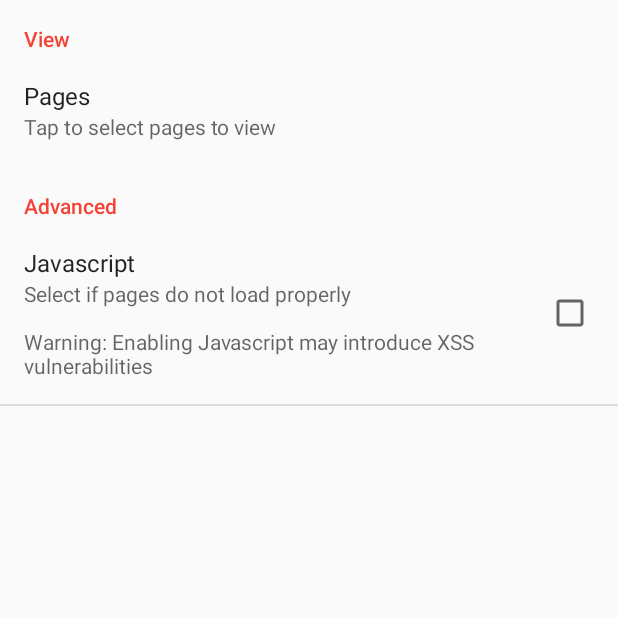
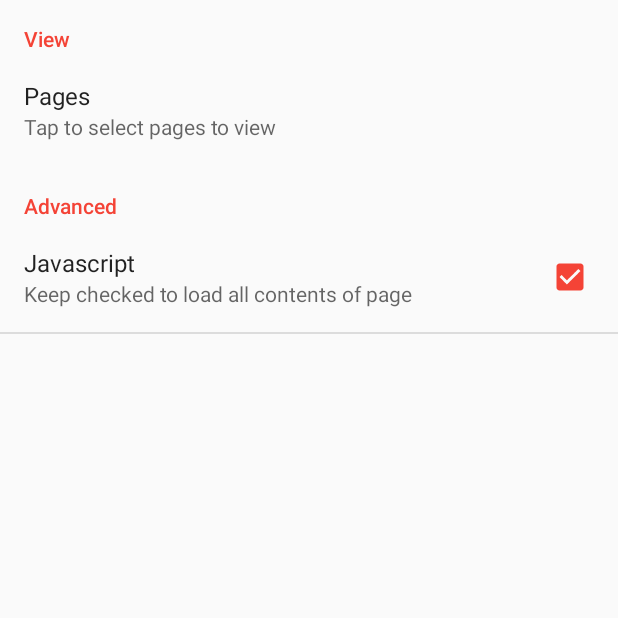
Before and after one commit to kienme/Wanderer, an Android app: the screen it shows after launch (PrefsActivity), in the options menu, after a tap on "Settings", on a phone screen of 412 x 824 dp, the top half of it. Run offline under Robolectric (Android 15) with nearby library versions, the phone set to English and light mode, and no system bars.

Commit message:
Replace share intent with ShareActionProvider

```diff
--- a/app/src/main/java/rustybus/wanderer/WebViewActivity.java
+++ b/app/src/main/java/rustybus/wanderer/WebViewActivity.java
@@ -2,11 +2,13 @@ package rustybus.wanderer;
 
 import android.content.Intent;
 import android.graphics.Bitmap;
-import android.graphics.Color;
 import android.os.Bundle;
 import android.support.v4.app.NavUtils;
+import android.support.v4.view.MenuItemCompat;
 import android.support.v7.app.ActionBarActivity;
+import android.support.v7.widget.ShareActionProvider;
 import android.support.v7.widget.Toolbar;
+import android.util.Log;
 import android.view.Menu;
 import android.view.MenuItem;
 import android.view.View;
@@ -15,6 +17,7 @@ import android.webkit.WebView;
 import android.webkit.WebViewClient;
 import android.widget.ImageButton;
 import android.widget.ProgressBar;
+import android.widget.Toast;
 
 import java.util.Random;
 
@@ -28,6 +31,9 @@ public class WebViewActivity extends ActionBarActivity {
     WebView webView;
     ImageButton floatButton;
     String url="http://www.google.com";
+
+    ShareActionProvider shareActionProvider;
+
 
     Random random;
 
@@ -52,9 +58,17 @@ public class WebViewActivity extends ActionBarActivity {
 
     @Override
     public void onBackPressed() {
-        super.onBackPressed();
 
         //Go back in history
+        if(webView.canGoBack()) {
+            webView.goBack();
+            toolbar.setTitle(getResources().getString(R.string.app_name));
+        }
+
+        else {
+            webView.clearHistory();
+            super.onBackPressed();
+        }
     }
 
     private void initialise() {
@@ -81,7 +95,6 @@ public class WebViewActivity extends ActionBarActivity {
 
         webView.setWebViewClient(new MyWebViewClient());
         webView.setWebChromeClient(new MyWebChromeClient());
-
     }
 
     private void setUrl(boolean reload) {
@@ -171,6 +184,9 @@ public class WebViewActivity extends ActionBarActivity {
         public void onProgressChanged(WebView view, int newProgress) {
             super.onProgressChanged(view, newProgress);
             progressBar.setProgress(newProgress);
+
+            if(shareActionProvider!=null)
+                shareActionProvider.setShareIntent(getShareIntent());
         }
     }
 
@@ -184,7 +200,11 @@ public class WebViewActivity extends ActionBarActivity {
     @Override
     public boolean onCreateOptionsMenu(Menu menu) {
         getMenuInflater().inflate(R.menu.menu_web_view, menu);
-        return true;
+        MenuItem item=menu.findItem(R.id.share);
+        shareActionProvider= (ShareActionProvider) MenuItemCompat.getActionProvider(item);
+        shareActionProvider.setShareIntent(getShareIntent());
+        //return true;
+        return super.onCreateOptionsMenu(menu);
     }
 
     @Override
@@ -192,19 +212,44 @@ public class WebViewActivity extends ActionBarActivity {
         int id = item.getItemId();
 
         switch(id) {
-            case R.id.share:
+            /*case R.id.share:
+
+                //shareActionProvider.setShareIntent(getShareIntent());
+                Log.i("fast cars in the city", "SHARE BUTTON PRESSED!!!");
 
                 Intent shareIntent=new Intent(android.content.Intent.ACTION_SEND);
                 shareIntent.setType("text/plain");
                 shareIntent.putExtra(android.content.Intent.EXTRA_SUBJECT, "Discovery!");
                 String shareMessage = "I found this on Web Wanderer: " + webView.getUrl();
                 shareIntent.putExtra(android.content.Intent.EXTRA_TEXT, shareMessage);
-                startActivity(Intent.createChooser(shareIntent, "Share link via"));
+                //startActivity(Intent.createChooser(shareIntent, "Share link via"));
+
+                shareActionProvider.setShareIntent(shareIntent);
+
+                break;*/
 
             case android.R.id.home:
+
+                webView.clearHistory();
                 NavUtils.navigateUpFromSameTask(this);
+
+                break;
         }
 
         return super.onOptionsItemSelected(item);
     }
+
+    private Intent getShareIntent() {
+        Intent intent = new Intent(Intent.ACTION_SEND);
+        intent.setType("text/plain");
+        intent.putExtra(Intent.EXTRA_SUBJECT, "Discovery!");
+
+        String message;
+        if(webView.getUrl()!=null)
+            message = "I found this on Wanderer: " + webView.getUrl();
+        else
+            message = "Find more using Web Wanderer app";
+        intent.putExtra(Intent.EXTRA_TEXT, message);
+        return intent;
+    }
 }
--- a/app/src/main/res/menu/menu_web_view.xml
+++ b/app/src/main/res/menu/menu_web_view.xml
@@ -7,6 +7,7 @@
     <item android:id="@+id/share"
         android:title="Share"
         android:orderInCategory="100"
-        app:showAsAction="never" />
+        app:showAsAction="ifRoom"
+        app:actionProviderClass="android.support.v7.widget.ShareActionProvider"/>
 
 </menu>
--- a/app/src/main/res/values/strings.xml
+++ b/app/src/main/res/values/strings.xml
@@ -29,6 +29,8 @@
         <item>0</item>
         <item>1</item>
         <item>2</item>
+        <item>3</item>
+        <item>4</item>
         <item>5</item>
         <item>6</item>
     </string-array>
--- a/app/src/main/res/xml/prefs_screen.xml
+++ b/app/src/main/res/xml/prefs_screen.xml
@@ -22,8 +22,8 @@
         <CheckBoxPreference
             android:title="Javascript"
             android:key="Javascript"
-            android:summary="Select if pages do not load properly\n\nWarning: Enabling Javascript may introduce XSS vulnerabilities"
-            android:defaultValue="false"/>
+            android:summary="Keep checked to load all contents of page"
+            android:defaultValue="true"/>
 
     </PreferenceCategory>
 
```
